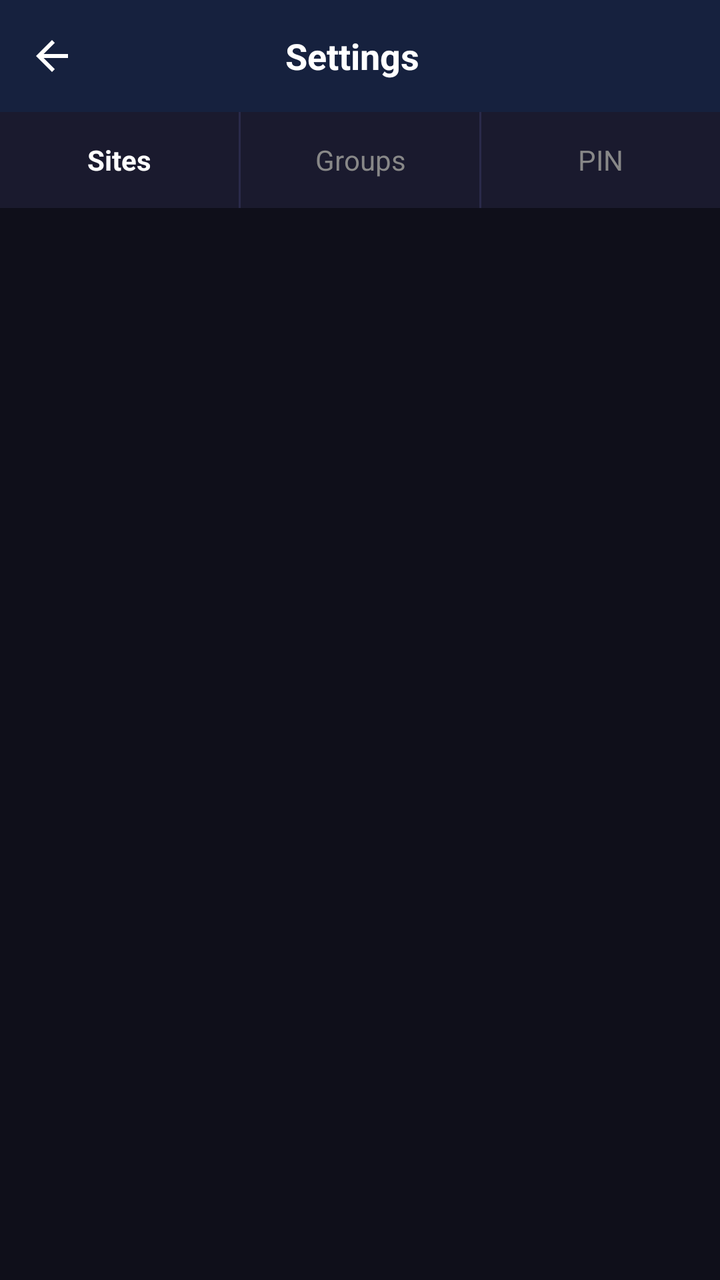
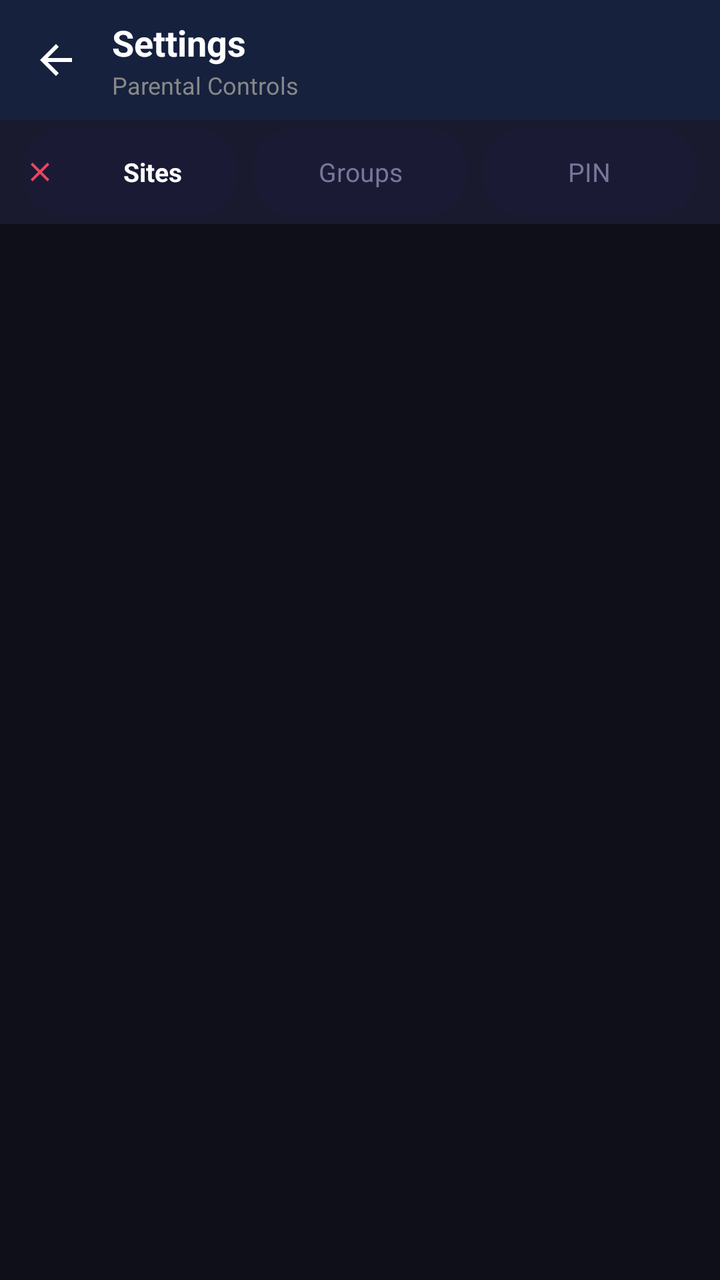

Before-and-after screenshots of an Android layout around one commit, followed by the original layout XML and the change that was made.
<!-- AndroidManifest.xml: application theme Theme.ITNSecureBrowser -->
<!-- res/layout/activity_settings.xml -->
<?xml version="1.0" encoding="utf-8"?>
<LinearLayout xmlns:android="http://schemas.android.com/apk/res/android"
    android:layout_width="match_parent"
    android:layout_height="match_parent"
    android:orientation="vertical"
    android:background="#0F0F1A">

    
    <LinearLayout
        android:layout_width="match_parent"
        android:layout_height="56dp"
        android:orientation="horizontal"
        android:background="@color/bg_toolbar"
        android:gravity="center_vertical"
        android:paddingStart="4dp"
        android:paddingEnd="12dp">

        <ImageButton
            android:id="@+id/btnBack"
            android:layout_width="44dp"
            android:layout_height="44dp"
            android:src="@drawable/ic_back"
            android:background="?attr/selectableItemBackgroundBorderless"
            android:padding="10dp"
            android:contentDescription="Back" />

        <TextView
            android:layout_width="0dp"
            android:layout_height="wrap_content"
            android:layout_weight="1"
            android:text="@string/settings_title"
            android:textColor="@color/text_primary"
            android:textSize="18sp"
            android:textStyle="bold"
            android:gravity="center" />

        
        <View
            android:layout_width="44dp"
            android:layout_height="44dp" />
    </LinearLayout>

    
    <LinearLayout
        android:layout_width="match_parent"
        android:layout_height="48dp"
        android:orientation="horizontal"
        android:background="@color/bg_tab_bar">

        <TextView
            android:id="@+id/tabSites"
            android:layout_width="0dp"
            android:layout_height="match_parent"
            android:layout_weight="1"
            android:text="@string/tab_sites"
            android:gravity="center"
            android:textColor="@color/text_primary"
            android:textSize="14sp"
            android:textStyle="bold"
            android:background="?attr/selectableItemBackground" />

        <View
            android:layout_width="1dp"
            android:layout_height="match_parent"
            android:background="#2A2A4A" />

        <TextView
            android:id="@+id/tabGroups"
            android:layout_width="0dp"
            android:layout_height="match_parent"
            android:layout_weight="1"
            android:text="@string/tab_groups"
            android:gravity="center"
            android:textColor="#888888"
            android:textSize="14sp"
            android:background="?attr/selectableItemBackground" />

        <View
            android:layout_width="1dp"
            android:layout_height="match_parent"
            android:background="#2A2A4A" />

        <TextView
            android:id="@+id/tabPin"
            android:layout_width="0dp"
            android:layout_height="match_parent"
            android:layout_weight="1"
            android:text="@string/tab_pin"
            android:gravity="center"
            android:textColor="#888888"
            android:textSize="14sp"
            android:background="?attr/selectableItemBackground" />
    </LinearLayout>

    
    <View
        android:id="@+id/tabIndicator"
        android:layout_width="0dp"
        android:layout_height="3dp"
        android:background="@color/accent" />

    
    <FrameLayout
        android:id="@+id/settingsContent"
        android:layout_width="match_parent"
        android:layout_height="0dp"
        android:layout_weight="1" />

</LinearLayout>
<!-- resources referenced by this layout -->
<resources>
  <color name="accent">#E94560</color>
  <color name="bg_tab_bar">#1A1A2E</color>
  <color name="bg_toolbar">#16213E</color>
  <color name="text_primary">#FFFFFF</color>
  <!-- drawable ic_back (drawable) -->
  <vector xmlns:android="http://schemas.android.com/apk/res/android"
      android:width="24dp"
      android:height="24dp"
      android:viewportWidth="24"
      android:viewportHeight="24">
      <path
          android:fillColor="#FFFFFF"
          android:pathData="M20,11H7.83l5.59,-5.59L12,4l-8,8 8,8 1.41,-1.41L7.83,13H20v-2z" />
  </vector>
  <string name="settings_title">Settings</string>
  <string name="tab_groups">Groups</string>
  <string name="tab_pin">PIN</string>
  <string name="tab_sites">Sites</string>
  <style name="Theme.ITNSecureBrowser" parent="Theme.MaterialComponents.DayNight.NoActionBar">
          <item name="colorPrimary">@color/tab_active</item>
          <item name="colorPrimaryVariant">@color/bg_tab_bar</item>
          <item name="colorOnPrimary">@color/text_primary</item>
          <item name="colorSecondary">@color/accent</item>
          <item name="colorOnSecondary">@color/text_primary</item>
          <item name="android:windowBackground">@color/bg_toolbar</item>
          <item name="android:statusBarColor">@color/bg_tab_bar</item>
          <item name="android:navigationBarColor">@color/bg_tab_bar</item>
          <item name="android:windowLightStatusBar">false</item>
      </style>
  <color name="tab_active">#0F3460</color>
</resources>

<!-- the commit's change to res/layout/activity_settings.xml (unified diff, before → after) -->
@@ -3,12 +3,12 @@
     android:layout_width="match_parent"
     android:layout_height="match_parent"
     android:orientation="vertical"
-    android:background="#0F0F1A">
+    android:background="@color/bg_page">
 
     
     <LinearLayout
         android:layout_width="match_parent"
-        android:layout_height="56dp"
+        android:layout_height="60dp"
         android:orientation="horizontal"
         android:background="@color/bg_toolbar"
         android:gravity="center_vertical"
@@ -17,35 +17,52 @@
 
         <ImageButton
             android:id="@+id/btnBack"
-            android:layout_width="44dp"
-            android:layout_height="44dp"
+            android:layout_width="48dp"
+            android:layout_height="48dp"
             android:src="@drawable/ic_back"
             android:background="?attr/selectableItemBackgroundBorderless"
-            android:padding="10dp"
+            android:padding="12dp"
             android:contentDescription="Back" />
 
-        <TextView
+        <LinearLayout
             android:layout_width="0dp"
             android:layout_height="wrap_content"
             android:layout_weight="1"
-            android:text="@string/settings_title"
-            android:textColor="@color/text_primary"
-            android:textSize="18sp"
-            android:textStyle="bold"
-            android:gravity="center" />
+            android:orientation="vertical"
+            android:paddingStart="4dp">
 
-        
+            <TextView
+                android:layout_width="wrap_content"
+                android:layout_height="wrap_content"
+                android:text="@string/settings_title"
+                android:textColor="@color/text_primary"
+                android:textSize="18sp"
+                android:textStyle="bold" />
+
+            <TextView
+                android:layout_width="wrap_content"
+                android:layout_height="wrap_content"
+                android:text="@string/settings_subtitle"
+                android:textColor="@color/text_secondary"
+                android:textSize="12sp"
+                android:paddingTop="1dp" />
+        </LinearLayout>
+
         <View
-            android:layout_width="44dp"
-            android:layout_height="44dp" />
+            android:layout_width="48dp"
+            android:layout_height="48dp" />
     </LinearLayout>
 
     
     <LinearLayout
         android:layout_width="match_parent"
-        android:layout_height="48dp"
+        android:layout_height="52dp"
         android:orientation="horizontal"
-        android:background="@color/bg_tab_bar">
+        android:background="@color/bg_tab_bar"
+        android:paddingStart="12dp"
+        android:paddingEnd="12dp"
+        android:paddingTop="4dp"
+        android:paddingBottom="4dp">
 
         <TextView
             android:id="@+id/tabSites"
@@ -54,15 +71,19 @@
             android:layout_weight="1"
             android:text="@string/tab_sites"
             android:gravity="center"
-            android:textColor="@color/text_primary"
-            android:textSize="14sp"
+            android:textColor="@color/tab_text_active"
+            android:textSize="13sp"
             android:textStyle="bold"
-            android:background="?attr/selectableItemBackground" />
+            android:background="@drawable/bg_tab_active_pill"
+            android:drawableStart="@drawable/ic_close"
+            android:drawablePadding="6dp"
+            android:drawableTint="@color/accent"
+            android:clickable="true"
+            android:focusable="true" />
 
         <View
-            android:layout_width="1dp"
-            android:layout_height="match_parent"
-            android:background="#2A2A4A" />
+            android:layout_width="8dp"
+            android:layout_height="0dp" />
 
         <TextView
             android:id="@+id/tabGroups"
@@ -71,14 +92,15 @@
             android:layout_weight="1"
             android:text="@string/tab_groups"
             android:gravity="center"
-            android:textColor="#888888"
-            android:textSize="14sp"
-            android:background="?attr/selectableItemBackground" />
+            android:textColor="@color/tab_text_inactive"
+            android:textSize="13sp"
+            android:background="@drawable/bg_tab_active_pill"
+            android:clickable="true"
+            android:focusable="true" />
 
         <View
-            android:layout_width="1dp"
-            android:layout_height="match_parent"
-            android:background="#2A2A4A" />
+            android:layout_width="8dp"
+            android:layout_height="0dp" />
 
         <TextView
             android:id="@+id/tabPin"
@@ -87,17 +109,12 @@
             android:layout_weight="1"
             android:text="@string/tab_pin"
             android:gravity="center"
-            android:textColor="#888888"
-            android:textSize="14sp"
-            android:background="?attr/selectableItemBackground" />
+            android:textColor="@color/tab_text_inactive"
+            android:textSize="13sp"
+            android:background="@drawable/bg_tab_active_pill"
+            android:clickable="true"
+            android:focusable="true" />
     </LinearLayout>
-
-    
-    <View
-        android:id="@+id/tabIndicator"
-        android:layout_width="0dp"
-        android:layout_height="3dp"
-        android:background="@color/accent" />
 
     
     <FrameLayout
<!-- resource entries referenced after the edit -->
@@ -1,9 +1,20 @@
 <!-- resources referenced by this layout -->
 <resources>
   <color name="accent">#E94560</color>
+  <color name="bg_page">#0F0F1A</color>
   <color name="bg_tab_bar">#1A1A2E</color>
   <color name="bg_toolbar">#16213E</color>
+  <color name="tab_text_active">#FFFFFF</color>
+  <color name="tab_text_inactive">#777799</color>
   <color name="text_primary">#FFFFFF</color>
+  <color name="text_secondary">#888888</color>
+  <!-- drawable bg_tab_active_pill (drawable) -->
+  <?xml version="1.0" encoding="utf-8"?>
+  <shape xmlns:android="http://schemas.android.com/apk/res/android"
+      android:shape="rectangle">
+      <corners android:radius="20dp" />
+      <solid android:color="@color/tab_bg_active" />
+  </shape>
   <!-- drawable ic_back (drawable) -->
   <vector xmlns:android="http://schemas.android.com/apk/res/android"
       android:width="24dp"
@@ -14,6 +25,17 @@
           android:fillColor="#FFFFFF"
           android:pathData="M20,11H7.83l5.59,-5.59L12,4l-8,8 8,8 1.41,-1.41L7.83,13H20v-2z" />
   </vector>
+  <!-- drawable ic_close (drawable) -->
+  <vector xmlns:android="http://schemas.android.com/apk/res/android"
+      android:width="16dp"
+      android:height="16dp"
+      android:viewportWidth="24"
+      android:viewportHeight="24">
+      <path
+          android:fillColor="#AAAAAA"
+          android:pathData="M19,6.41L17.59,5 12,10.59 6.41,5 5,6.41 10.59,12 5,17.59 6.41,19 12,13.41 17.59,19 19,17.59 13.41,12z" />
+  </vector>
+  <string name="settings_subtitle">Parental Controls</string>
   <string name="settings_title">Settings</string>
   <string name="tab_groups">Groups</string>
   <string name="tab_pin">PIN</string>
@@ -29,6 +51,7 @@
           <item name="android:navigationBarColor">@color/bg_tab_bar</item>
           <item name="android:windowLightStatusBar">false</item>
       </style>
+  <color name="tab_bg_active">#1A1A35</color>
   <color name="tab_active">#0F3460</color>
 </resources>
 
